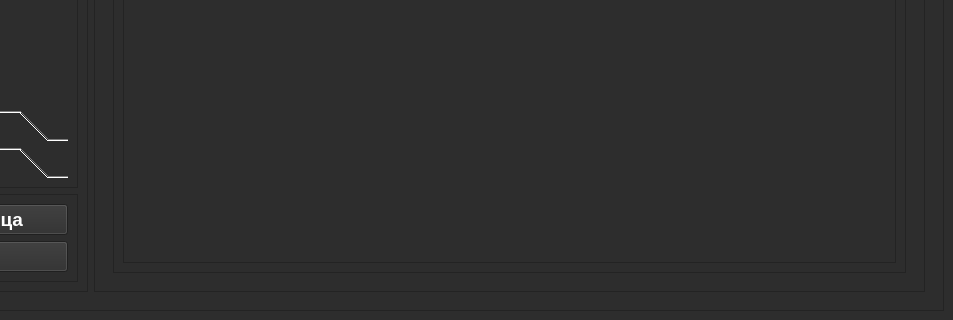
Qt form GUI/system_gui.ui (GhostTonyRus/Antivirus) before a commit; both pictures show x 240 to 1193 and y 645 to 965 of the 1193 by 965 pixel window.
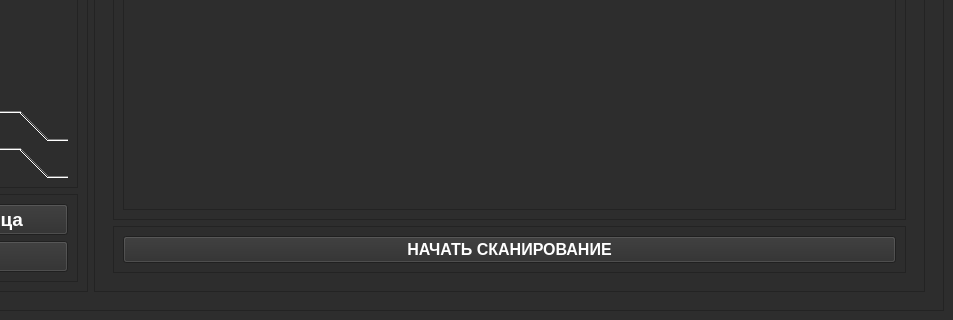
The same form after that commit. The open tabs and pages were chosen to show the change.

Patch:
```diff
--- a/GUI/system_gui.ui
+++ b/GUI/system_gui.ui
@@ -923,7 +923,45 @@
                     </property>
                     <layout class="QVBoxLayout" name="verticalLayout_18">
                      <item>
-                      <widget class="QListWidget" name="listWidget_port_scaner"/>
+                      <widget class="QPlainTextEdit" name="plainTextEdit_port_scanner">
+                       <property name="font">
+                        <font>
+                         <pointsize>12</pointsize>
+                        </font>
+                       </property>
+                       <property name="styleSheet">
+                        <string notr="true">color: rgb(255, 255, 255);</string>
+                       </property>
+                      </widget>
+                     </item>
+                    </layout>
+                   </widget>
+                  </item>
+                  <item alignment="Qt::AlignBottom">
+                   <widget class="QFrame" name="frame_17">
+                    <property name="frameShape">
+                     <enum>QFrame::StyledPanel</enum>
+                    </property>
+                    <property name="frameShadow">
+                     <enum>QFrame::Raised</enum>
+                    </property>
+                    <layout class="QHBoxLayout" name="horizontalLayout_8">
+                     <item>
+                      <widget class="QPushButton" name="btn_start_port_scanner">
+                       <property name="font">
+                        <font>
+                         <pointsize>12</pointsize>
+                         <weight>75</weight>
+                         <bold>true</bold>
+                        </font>
+                       </property>
+                       <property name="styleSheet">
+                        <string notr="true">color: rgb(255, 255, 255);</string>
+                       </property>
+                       <property name="text">
+                        <string>НАЧАТЬ СКАНИРОВАНИЕ</string>
+                       </property>
+                      </widget>
                      </item>
                     </layout>
                    </widget>
```
Left out of the diff: 26 changed lines with no effect on the pictures.
